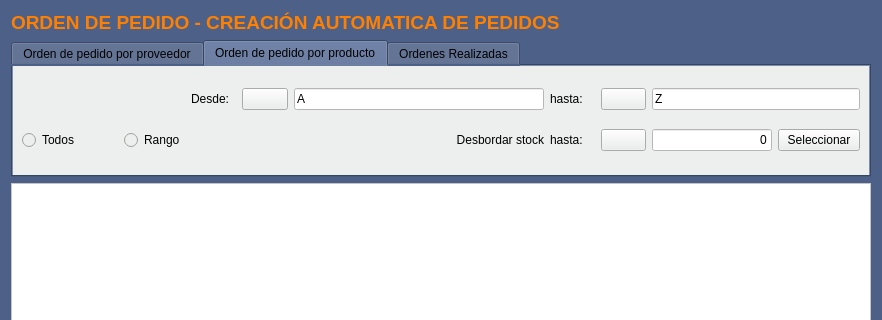
The window that Zona_Compras/frmorden_pedido_producto.ui (arcnexus/RedFoX) describes before a commit, drawn with Qt 5; both pictures show x 0 to 882 and y 0 to 320 of the 882 by 500 pixel window.
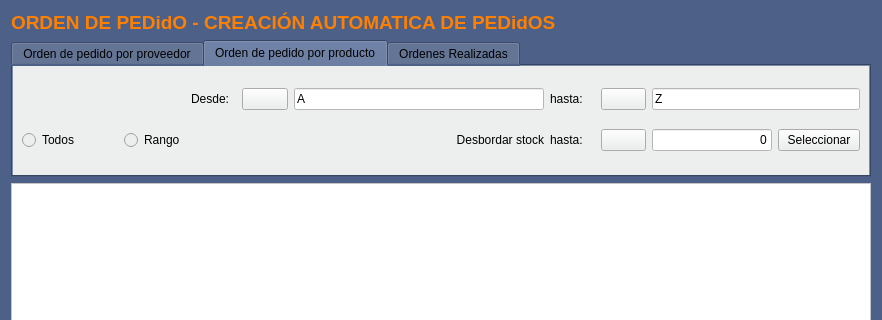
The same window after the commit. Icons and pictures are not drawn.

```diff
--- a/Zona_Compras/frmorden_pedido_producto.ui
+++ b/Zona_Compras/frmorden_pedido_producto.ui
@@ -20,7 +20,7 @@
    <item row="0" column="0">
     <widget class="QLabel" name="label_36">
      <property name="text">
-      <string>&lt;html&gt;&lt;head/&gt;&lt;body&gt;&lt;p&gt;&lt;span style=&quot; font-size:14pt; font-weight:600; color:#ff8000;&quot;&gt;ORDEN DE PEDIDO - CREACIÓN AUTOMATICA DE PEDIDOS&lt;/span&gt;&lt;/p&gt;&lt;/body&gt;&lt;/html&gt;</string>
+      <string>&lt;html&gt;&lt;head/&gt;&lt;body&gt;&lt;p&gt;&lt;span style=&quot; font-size:14pt; font-weight:600; color:#ff8000;&quot;&gt;ORDEN DE PEDidO - CREACIÓN AUTOMATICA DE PEDidOS&lt;/span&gt;&lt;/p&gt;&lt;/body&gt;&lt;/html&gt;</string>
      </property>
     </widget>
    </item>
```
